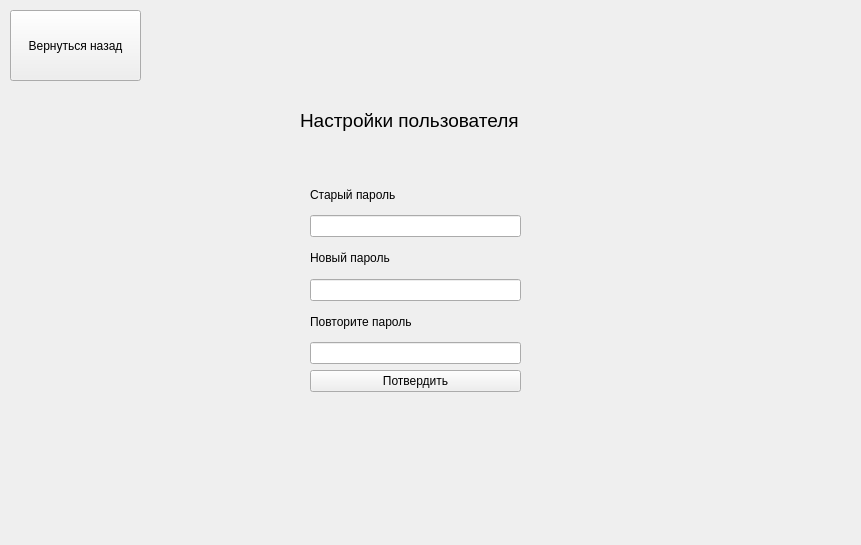
Before: the Qt Designer form gui/project/src/usersettingswindow.ui in cpp-park-vk-education/2023_1_HAC, drawn with Qt 5.
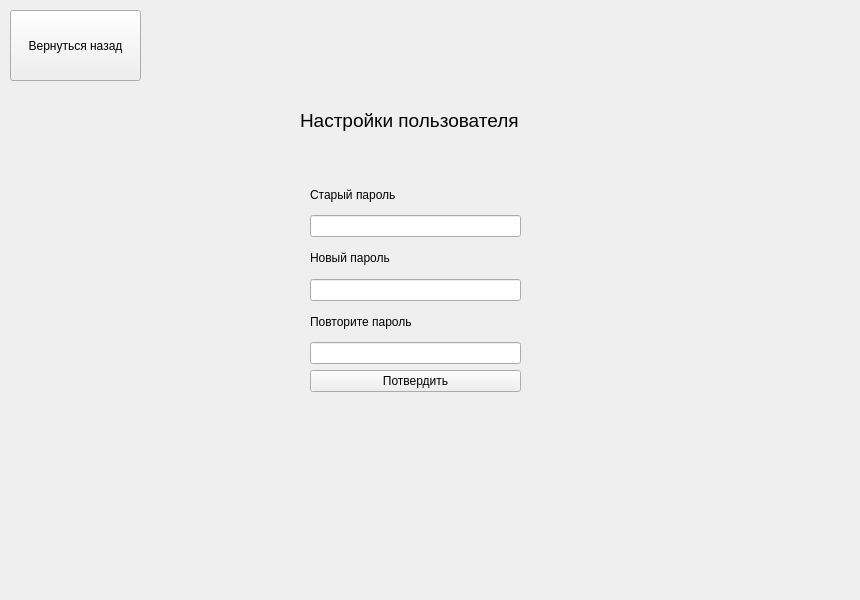
After: the same form once the commit is applied.

The edit to the form file:
```diff
--- a/gui/project/src/usersettingswindow.ui
+++ b/gui/project/src/usersettingswindow.ui
@@ -6,8 +6,8 @@
    <rect>
     <x>0</x>
     <y>0</y>
-    <width>861</width>
-    <height>545</height>
+    <width>860</width>
+    <height>600</height>
    </rect>
   </property>
   <property name="windowTitle">
```
Left out of the diff: 2 changed lines with no effect on the pictures.
